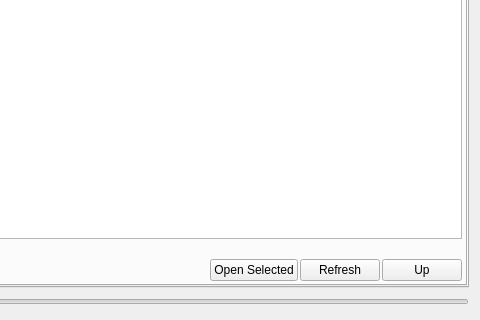
Before: the Qt Designer form pages/pageloganalysis.ui in vedderb/vesc_tool, drawn with Qt 5; both pictures show x 720 to 1200 and y 493 to 813 of the 1200 by 813 pixel window.
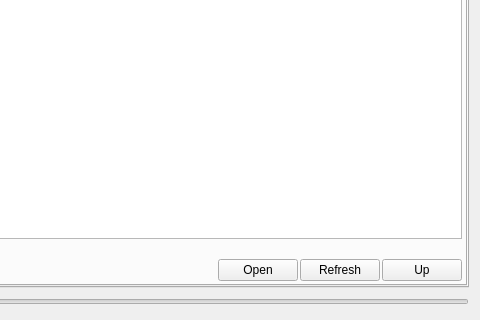
After: the same form once the commit is applied. The open tabs and pages were chosen to show the change. Icons and pictures are not drawn. Custom widgets are drawn as their Qt base class.

Commit message: Reset path when opening csv when path is invalid

The edit to the form file:
```diff
--- a/pages/pageloganalysis.ui
+++ b/pages/pageloganalysis.ui
@@ -583,7 +583,7 @@
                <item>
                 <widget class="QPushButton" name="logListOpenButton">
                  <property name="text">
-                  <string>Open Selected</string>
+                  <string>Open</string>
                  </property>
                  <property name="icon">
                   <iconset resource="../res.qrc">
```
Left out of the diff: 2 changed lines with no effect on the pictures. The commit also changes 1 other file.
